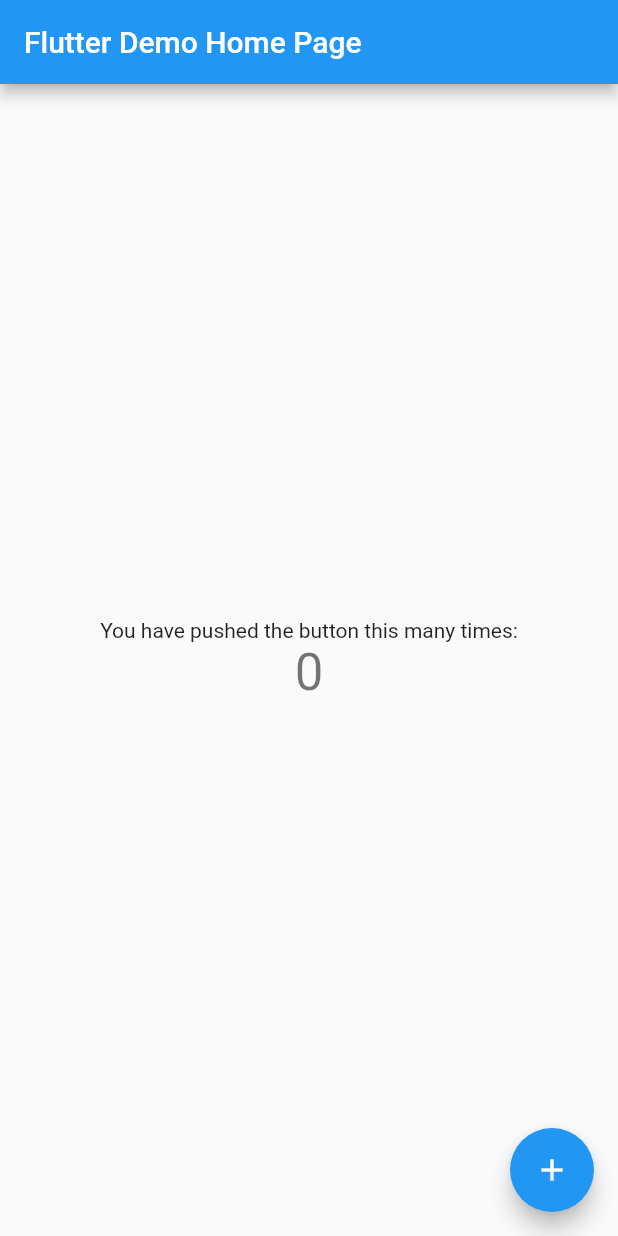
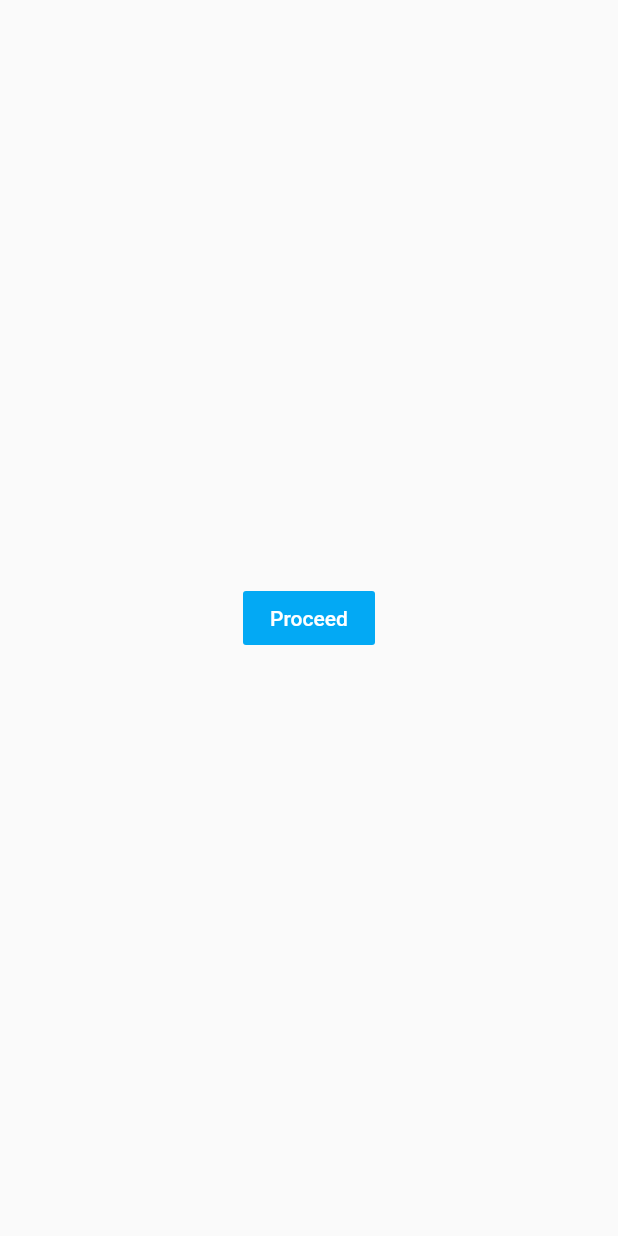
Before and after one commit to naveedjamali/flutter_sharedpreferences, a Flutter app: the screen it shows after launch, on a phone screen of 412 x 824 dp. Run offline on Flutter 3.47's test engine with Material 2 defaults, Android fonts, the light colour scheme and no system bars; our stand-ins replace shared_preferences.

Commit message:
added functionality

```diff
--- a/flutter_sharedpreferences/lib/main.dart
+++ b/flutter_sharedpreferences/lib/main.dart
@@ -1,4 +1,7 @@
 import 'package:flutter/material.dart';
+import 'package:flutter_sharedpreferences/HomeScreen.dart';
+import 'package:flutter_sharedpreferences/WelcomeScreen.dart';
+import 'package:shared_preferences/shared_preferences.dart';
 
 void main() => runApp(MyApp());
 
@@ -20,92 +23,56 @@
         // is not restarted.
         primarySwatch: Colors.blue,
       ),
-      home: MyHomePage(title: 'Flutter Demo Home Page'),
+      home: Home(),
     );
   }
 }
 
-class MyHomePage extends StatefulWidget {
-  MyHomePage({Key key, this.title}) : super(key: key);
-
-  // This widget is the home page of your application. It is stateful, meaning
-  // that it has a State object (defined below) that contains fields that affect
-  // how it looks.
-
-  // This class is the configuration for the state. It holds the values (in this
-  // case the title) provided by the parent (in this case the App widget) and
-  // used by the build method of the State. Fields in a Widget subclass are
-  // always marked "final".
-
-  final String title;
-
-  @override
-  _MyHomePageState createState() => _MyHomePageState();
-}
-
-class _MyHomePageState extends State<MyHomePage> {
-  int _counter = 0;
-
-  void _incrementCounter() {
-    setState(() {
-      // This call to setState tells the Flutter framework that something has
-      // changed in this State, which causes it to rerun the build method below
-      // so that the display can reflect the updated values. If we changed
-      // _counter without calling setState(), then the build method would not be
-      // called again, and so nothing would appear to happen.
-      _counter++;
-    });
-  }
-
+class Home extends StatelessWidget {
   @override
   Widget build(BuildContext context) {
-    // This method is rerun every time setState is called, for instance as done
-    // by the _incrementCounter method above.
-    //
-    // The Flutter framework has been optimized to make rerunning build methods
-    // fast, so that you can just rebuild anything that needs updating rather
-    // than having to individually change instances of widgets.
     return Scaffold(
-      appBar: AppBar(
-        // Here we take the value from the MyHomePage object that was created by
-        // the App.build method, and use it to set our appbar title.
-        title: Text(widget.title),
-      ),
       body: Center(
-        // Center is a layout widget. It takes a single child and positions it
-        // in the middle of the parent.
-        child: Column(
-          // Column is also a layout widget. It takes a list of children and
-          // arranges them vertically. By default, it sizes itself to fit its
-          // children horizontally, and tries to be as tall as its parent.
-          //
-          // Invoke "debug painting" (press "p" in the console, choose the
-          // "Toggle Debug Paint" action from the Flutter Inspector in Android
-          // Studio, or the "Toggle Debug Paint" command in Visual Studio Code)
-          // to see the wireframe for each widget.
-          //
-          // Column has various properties to control how it sizes itself and
-          // how it positions its children. Here we use mainAxisAlignment to
-          // center the children vertically; the main axis here is the vertical
-          // axis because Columns are vertical (the cross axis would be
-          // horizontal).
-          mainAxisAlignment: MainAxisAlignment.center,
-          children: <Widget>[
-            Text(
-              'You have pushed the button this many times:',
-            ),
-            Text(
-              '$_counter',
-              style: Theme.of(context).textTheme.display1,
-            ),
-          ],
+        child: FlatButton(
+          child: Text(
+            "Proceed",
+            style: TextStyle(color: Colors.white),
+          ),
+          color: Colors.lightBlue,
+          onPressed: () async {
+            //check whether this is the first use or not.
+            bool visitingFlag = await getVisitingFlag();
+
+            if(visitingFlag == true)
+            {
+              //User has already visited this app. so this not the firt time.
+              Navigator.of(context).push(MaterialPageRoute(builder: (context)=> HomeScreen()));
+            }
+            else{
+              //user has not opened this app, so redirect user to welcome screen.
+              Navigator.of(context).push(MaterialPageRoute(builder: (context)=> WelcomeScreen()));
+              //set that user has visited app now.
+              setVisitingFlage();
+            }
+          },
         ),
       ),
-      floatingActionButton: FloatingActionButton(
-        onPressed: _incrementCounter,
-        tooltip: 'Increment',
-        child: Icon(Icons.add),
-      ), // This trailing comma makes auto-formatting nicer for build methods.
+
     );
   }
 }
+
+setVisitingFlage() async{
+  SharedPreferences preferences = await SharedPreferences.getInstance();
+  preferences.setBool("alreadyVisited", true);
+}
+
+getVisitingFlag() async{
+  SharedPreferences preferences = await SharedPreferences.getInstance();
+  /** if there is no data saved with the provieded key, the sharedpreference will return null.
+   *  in this case, we can check whether null can be asigned to the variable or not. We can use null aware operator ??
+   * to assign another value to our variable.
+  */
+  bool alreadyVisited  = preferences.getBool("alreadyVisited") ?? false;
+  return alreadyVisited;
+}
--- a/flutter_sharedpreferences/pubspec.yaml
+++ b/flutter_sharedpreferences/pubspec.yaml
@@ -23,6 +23,8 @@
   # The following adds the Cupertino Icons font to your application.
   # Use with the CupertinoIcons class for iOS style icons.
   cupertino_icons: ^0.1.2
+  # The following adds the SharedPrefenece dependency to your application
+  shared_preferences: ^0.5.6
 
 dev_dependencies:
   flutter_test:
```
Also changed, not shown: flutter_sharedpreferences/lib/HomeScreen.dart (added, +13 -0 lines), flutter_sharedpreferences/lib/WelcomeScreen.dart (added, +13 -0 lines), flutter_sharedpreferences/pubspec.lock.
